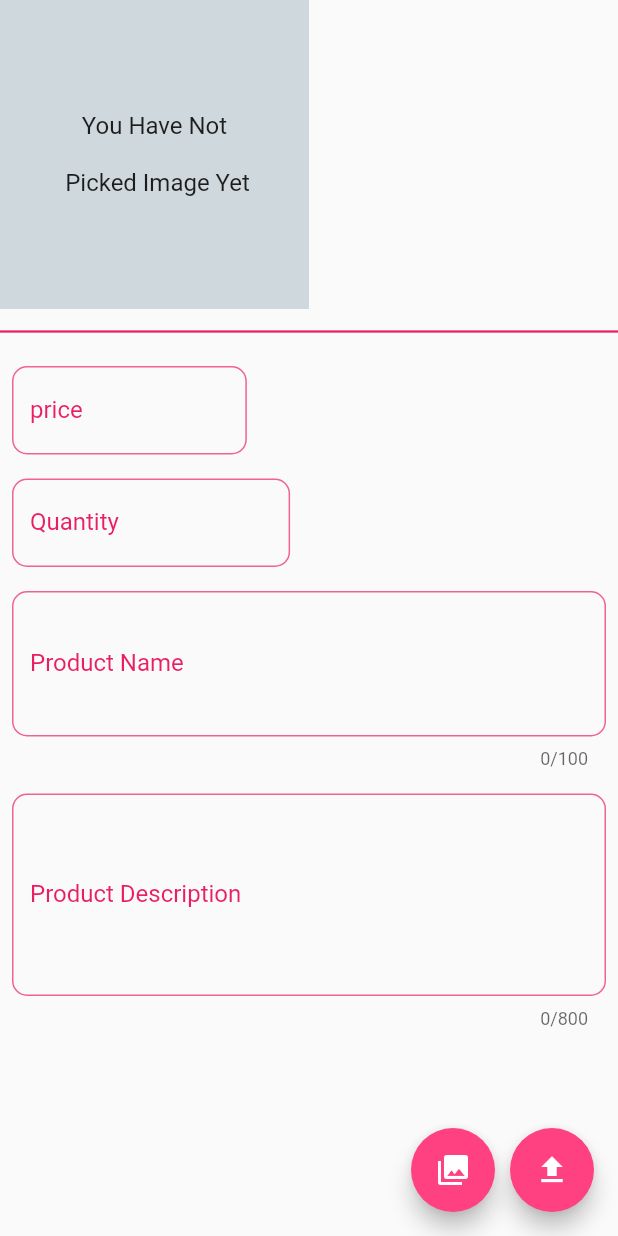
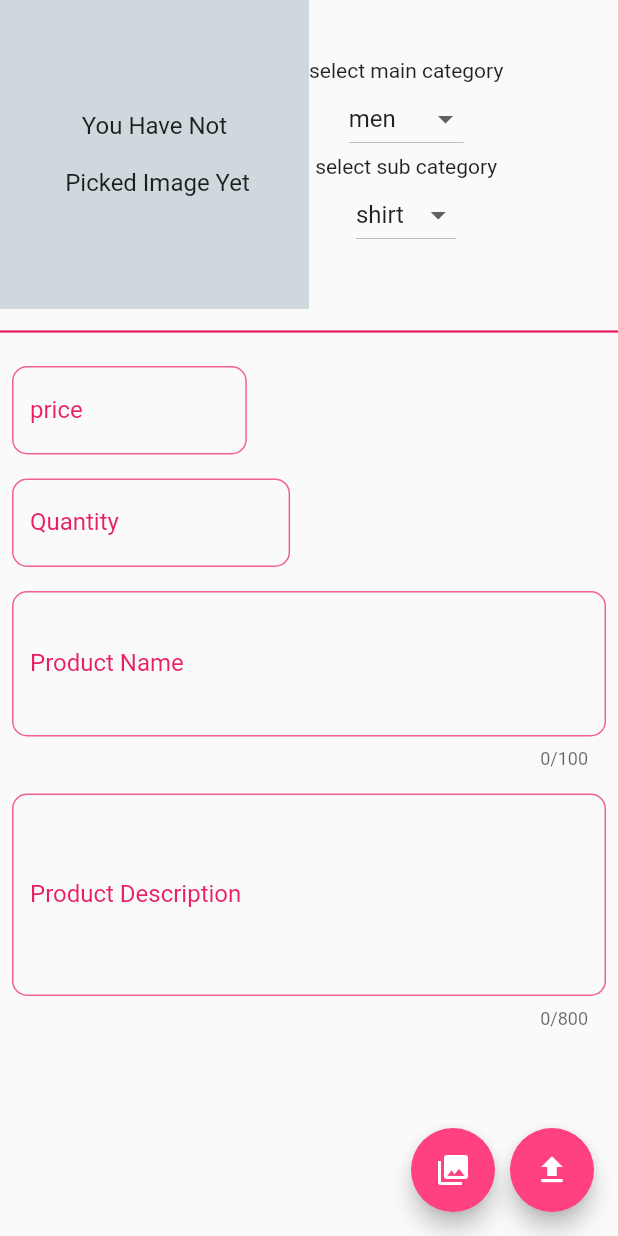
Before and after one commit to FarhanABD/miniso_mobile_app, a Flutter app: the UploadProductScreen screen opened directly, on a phone screen of 412 x 824 dp. Run offline on Flutter 3.47's test engine with Material 2 defaults, Android fonts, the light colour scheme and no system bars; our stand-ins replace animated_text_kit, cloud_firestore, firebase_auth, firebase_core, firebase_storage, image_picker; accounts and stored records are empty; network calls fail.

Commit message:
commit dropdown menu 1

```diff
--- a/lib/main_screen/upload_products.dart
+++ b/lib/main_screen/upload_products.dart
@@ -6,6 +6,20 @@ import 'package:cloud_firestore/cloud_firestore.dart';
 import 'package:flutter/material.dart';
 import 'package:image_picker/image_picker.dart';
 import 'package:miniso_store/widgets/snackbar.dart';
+
+List<String> categ = [
+  'men',
+  'women',
+  'shoes',
+  'bags',
+];
+
+List<String> categMen = [
+  'shirt',
+  'jacket',
+  'shoes',
+  'jeans',
+];
 
 class UploadProductScreen extends StatefulWidget {
   const UploadProductScreen({Key? key}) : super(key: key);
@@ -24,6 +38,8 @@ class _UploadProductScreenState extends State<UploadProductScreen> {
   late int quantity;
   late String prodName;
   late String prodDesc;
+  String mainCategValue = 'men';
+  String subCategValue = 'shirt';
 
 //--------- FUNCTION IMAGE PICKER -------------------------------------------//
   final ImagePicker picker = ImagePicker();
@@ -119,6 +135,41 @@ class _UploadProductScreenState extends State<UploadProductScreen> {
                                 ),
                               ),
                       ),
+                      //------------ COLUMN DROPDOWN CATEGORY ----------------//
+                      Column(
+                        children: [
+                          const Text("select main category"),
+                          DropdownButton(
+                            value: mainCategValue,
+                            items: categ.map<DropdownMenuItem<String>>((value) {
+                              return DropdownMenuItem(
+                                  child: Text(value), value: value);
+                            }).toList(),
+                            onChanged: (String? value) {
+                              print(value);
+                              setState(() {
+                                mainCategValue = value!;
+                              });
+                            },
+                          ),
+                          const Text("select sub category"),
+                          DropdownButton(
+                            value: subCategValue,
+                            items:
+                                categMen.map<DropdownMenuItem<String>>((value) {
+                              return DropdownMenuItem(
+                                  child: Text(value), value: value);
+                            }).toList(),
+                            onChanged: (String? value) {
+                              print(value);
+                              setState(() {
+                                subCategValue = value!;
+                              });
+                            },
+                          )
+                        ],
+                      )
+                      //=========== ENDS OF COLUMN DROPDOWN CATEGORY =========//
                     ],
                   ),
                   const SizedBox(
```
